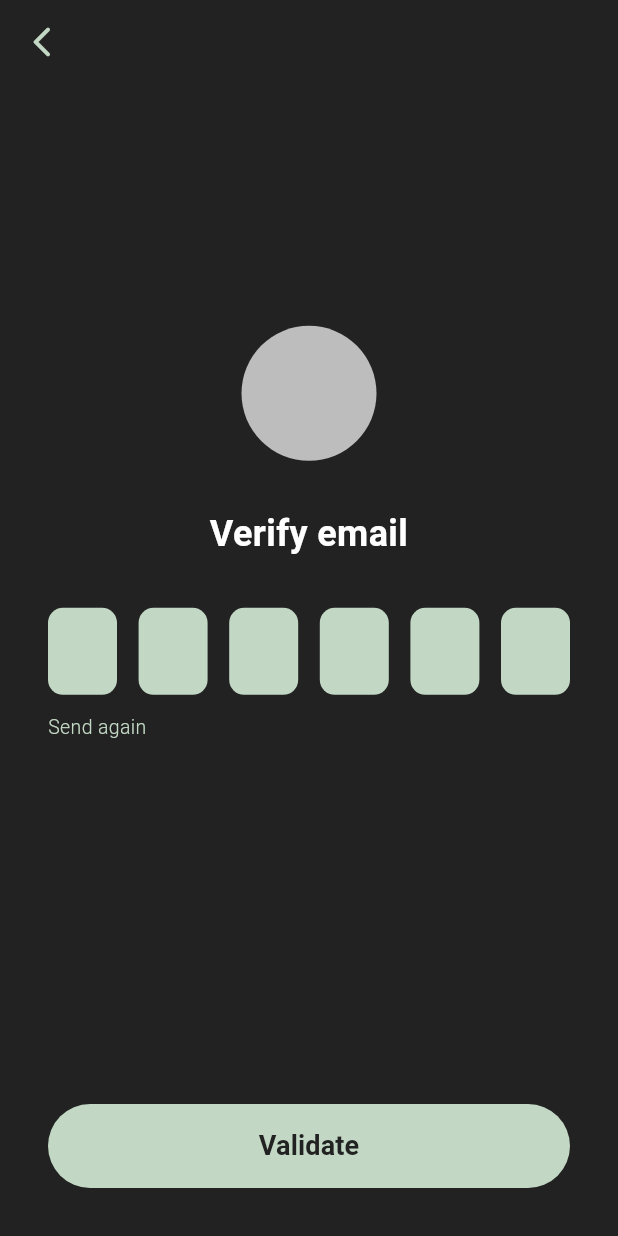
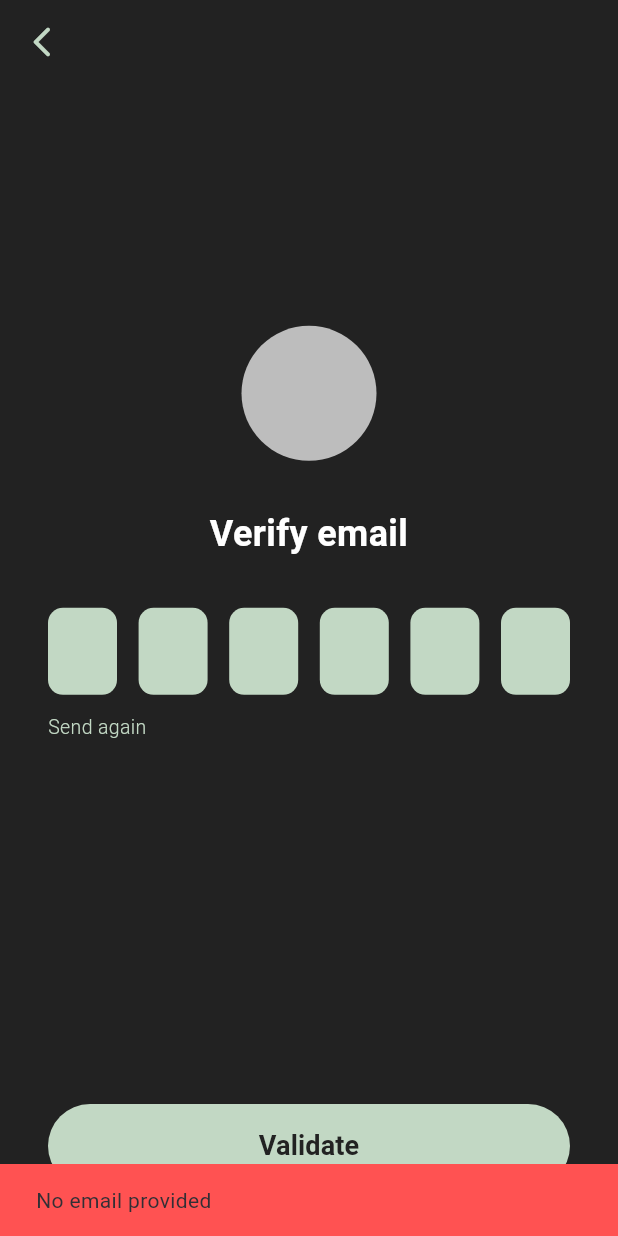
Before and after one commit to ecalderoncuevas/proyectoFinal, a Flutter app: the ValidationScreen screen opened by its route, after a tap on "Send again", on a phone screen of 412 x 824 dp. Run offline on Flutter 3.47's test engine with Material 3 defaults, Android fonts, the phone set to English and light mode, and no system bars; our stand-ins replace dio, flutter_advanced_switch, flutter_secure_storage, font_awesome_flutter, go_router, google_fonts; accounts and stored records are empty; Roboto replaces fonts that are missing (Rowdies).

Commit message:
code validation email aun por revisar

```diff
--- a/lib/core/constants/api_constants.dart
+++ b/lib/core/constants/api_constants.dart
@@ -14,4 +14,5 @@ class ApiConstants {
   static const String user = '/User';
   static const String attendanceCheck = '/Attendance/check';
   static const String attendanceRegister = '/Attendance/Register';
+  static const String verifyEmail = '/Auth/verifyEmail';
 }
--- a/lib/core/router/app_router.dart
+++ b/lib/core/router/app_router.dart
@@ -1,11 +1,10 @@
 import 'package:flutter/material.dart';
 import 'package:font_awesome_flutter/font_awesome_flutter.dart';
 import 'package:go_router/go_router.dart';
+import 'package:proyecto_final_synquid/screens/auth/login_screen.dart';
+import 'package:proyecto_final_synquid/screens/auth/validation_screen.dart';
 import 'package:proyecto_final_synquid/screens/auth/welcome_screen.dart';
-import 'package:proyecto_final_synquid/screens/auth/login_screen.dart';
 import 'package:proyecto_final_synquid/screens/institution/select_institution_screen.dart';
-import 'package:proyecto_final_synquid/screens/auth/validation_screen.dart';
-
 
 class AppRoutes {
   static const welcome = '/';
@@ -45,24 +44,33 @@ final appRouter = GoRouter(
     ),
     GoRoute(
       path: AppRoutes.login,
-      builder: (context,state) => const LoginScreen(),
+      builder: (context, state) => const LoginScreen(),
     ),
     GoRoute(
       path: AppRoutes.validationEmail,
-      builder: (context, state) => ValidationScreen(
-        onValidate: (code, _) {
-          debugPrint('Código introducido: $code');
+      builder: (context, state) {
+        final email = state.extra as String? ?? '';
+        return ValidationScreen(
+          email: email,
+          onValidate: (code, _) {
+            debugPrint('Código introducido: $code para email: $email');
+
           },
-        ),
-      ),
+        );
+      },
+    ),
     GoRoute(
       path: AppRoutes.validationDevice,
-      builder: (context, state) => ValidationScreen(
-        showRememberDevice: true,
-        onValidate: (code, remember) {
-          debugPrint('Código: $code, Remember: $remember');
-        },
-      ),
+      builder: (context, state) {
+        final email = state.extra as String? ?? '';
+        return ValidationScreen(
+          email: email,
+          showRememberDevice: true,
+          onValidate: (code, remember) {
+            debugPrint('Código: $code, Remember: $remember, Email: $email');
+          },
+        );
+      },
     ),
   ],
 );
--- a/lib/screens/auth/login_screen.dart
+++ b/lib/screens/auth/login_screen.dart
@@ -57,7 +57,7 @@ class _LoginScreenState extends State<LoginScreen> {
 
       if (response.isSuccess) {
         _showMessage(response.message, isError: false);
-        context.push(AppRoutes.validationEmail);
+        context.push(AppRoutes.validationEmail, extra: email);
 
       } else {
         _showMessage(response.message, isError: true);
--- a/lib/screens/auth/validation_screen.dart
+++ b/lib/screens/auth/validation_screen.dart
@@ -1,22 +1,22 @@
 import 'package:flutter/material.dart';
 import 'package:flutter/services.dart';
 import 'package:google_fonts/google_fonts.dart';
+import 'package:proyecto_final_synquid/core/storage/token_storage.dart';
 import 'package:proyecto_final_synquid/core/theme/app_theme.dart';
+import 'package:proyecto_final_synquid/services/api_client.dart';
+import 'package:proyecto_final_synquid/services/auth_service.dart';
+import 'package:proyecto_final_synquid/widgets/back_app_bar.dart';
 import 'package:proyecto_final_synquid/widgets/primary_button.dart';
-import 'package:proyecto_final_synquid/widgets/back_app_bar.dart';
 
 class ValidationScreen extends StatefulWidget {
-
+  final String email;
   final bool showRememberDevice;
-
-
   final String title;
-
-
   final void Function(String code, bool rememberDevice) onValidate;
 
   const ValidationScreen({
     super.key,
+    required this.email,
     required this.onValidate,
     this.showRememberDevice = false,
     this.title = 'Verify email',
@@ -30,7 +30,17 @@ class _ValidationScreenState extends State<ValidationScreen> {
   final List<TextEditingController> _controllers =
       List.generate(6, (_) => TextEditingController());
   final List<FocusNode> _focusNodes = List.generate(6, (_) => FocusNode());
+
+  late final AuthService _authService;
   bool _rememberDevice = false;
+  bool _isSending = false;
+
+  @override
+  void initState() {
+    super.initState();
+    _authService = AuthService(ApiClient(), TokenStorage());
+    WidgetsBinding.instance.addPostFrameCallback((_) => _sendCode());
+  }
 
   @override
   void dispose() {
@@ -45,6 +55,36 @@ class _ValidationScreenState extends State<ValidationScreen> {
 
   String get _code => _controllers.map((c) => c.text).join();
 
+  Future<void> _sendCode() async {
+    if (widget.email.isEmpty) {
+      _showMessage('No email provided', isError: true);
+      return;
+    }
+    setState(() => _isSending = true);
+    try {
+      final ok = await _authService.sendVerificationCode(widget.email);
+      if (!mounted) return;
+      _showMessage(
+        ok ? 'Code sent to ${widget.email}' : 'Could not send code',
+        isError: !ok,
+      );
+    } catch (e) {
+      if (!mounted) return;
+      _showMessage('Error: $e', isError: true);
+    } finally {
+      if (mounted) setState(() => _isSending = false);
+    }
+  }
+
+  void _showMessage(String text, {required bool isError}) {
+    ScaffoldMessenger.of(context).showSnackBar(
+      SnackBar(
+        content: Text(text),
+        backgroundColor: isError ? Colors.redAccent : AppColors.green,
+      ),
+    );
+  }
+
   @override
   Widget build(BuildContext context) {
     const green = AppColors.green;
@@ -58,13 +98,11 @@ class _ValidationScreenState extends State<ValidationScreen> {
           child: Column(
             children: [
               const Spacer(flex: 2),
-
               CircleAvatar(
                 radius: 45,
                 backgroundColor: Colors.grey.shade400,
               ),
               const SizedBox(height: 32),
-
               Text(
                 widget.title,
                 textAlign: TextAlign.center,
@@ -74,9 +112,7 @@ class _ValidationScreenState extends State<ValidationScreen> {
                   color: Colors.white,
                 ),
               ),
-
               const SizedBox(height: 32),
-
               Row(
                 mainAxisAlignment: MainAxisAlignment.spaceBetween,
                 children: List.generate(6, (index) {
@@ -93,15 +129,13 @@ class _ValidationScreenState extends State<ValidationScreen> {
                   );
                 }),
               ),
-
               const SizedBox(height: 12),
-
               Align(
                 alignment: Alignment.centerLeft,
                 child: GestureDetector(
-                  onTap: () {},
+                  onTap: _isSending ? null : _sendCode,
                   child: Text(
-                    'Send again',
+                    _isSending ? 'Sending...' : 'Send again',
                     style: GoogleFonts.rowdies(
                       fontSize: 13,
                       color: green,
@@ -110,9 +144,7 @@ class _ValidationScreenState extends State<ValidationScreen> {
                   ),
                 ),
               ),
-
               const Spacer(flex: 3),
-
               if (widget.showRememberDevice) ...[
                 _RememberDeviceCheckbox(
                   value: _rememberDevice,
@@ -120,12 +152,10 @@ class _ValidationScreenState extends State<ValidationScreen> {
                 ),
                 const SizedBox(height: 24),
               ],
-
               PrimaryButton(
                 label: 'Validate',
                 onPressed: () => widget.onValidate(_code, _rememberDevice),
               ),
-
               const SizedBox(height: 32),
             ],
           ),
```
Also changed, not shown: lib/services/auth_service.dart (+13 -0 lines).
